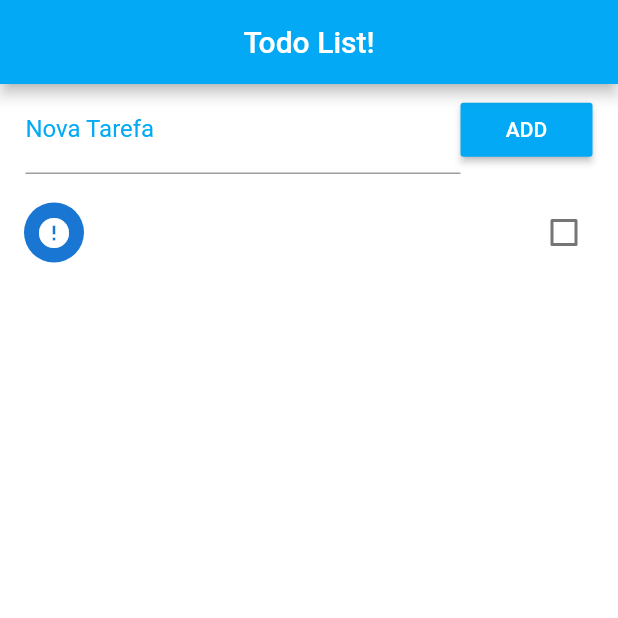
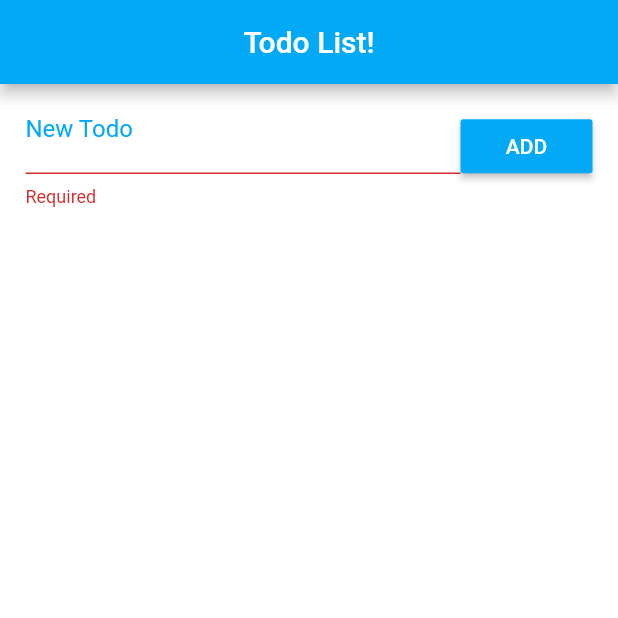
Before and after one commit to edumoreira1506/todo-list-flutter, a Flutter app: the screen it shows after launch, after a tap on "ADD", on a phone screen of 412 x 824 dp, the top half of it. Run offline on Flutter 3.47's test engine with Material 2 defaults, Android fonts, the phone set to English and light mode, and no system bars.

```diff
--- a/lib/src/presentation/screens/home.dart
+++ b/lib/src/presentation/screens/home.dart
@@ -13,16 +13,20 @@ class Home extends StatefulWidget {
 class _HomeState extends State<Home> {
   final _toDoController = TextEditingController();
 
+  GlobalKey<FormState> _formKey = GlobalKey<FormState>();
   List<TodoDTO> _toDoList = [ ];
 
   void _addTodo() {
-    setState(() {
-      TodoDTO newToDo = TodoDTO(title: _toDoController.text, checked: false);
+    if (_formKey.currentState.validate()) {
+      setState(() {
+        TodoDTO newToDo = TodoDTO(title: _toDoController.text, checked: false);
 
-      _toDoController.text = '';
+        _toDoController.text = '';
+        _formKey = GlobalKey<FormState>();
 
-      _toDoList.add(newToDo);
-    });
+        _toDoList.add(newToDo);
+      });
+    }
   }
 
   void _changeTodo(newValue, index) {
@@ -38,7 +42,10 @@ class _HomeState extends State<Home> {
       backgroundColor: Colors.white,
       body: Column(
         children: <Widget>[
-          FormTodo(_toDoController, _addTodo),
+          Form(
+            key: _formKey,
+            child: FormTodo(this._toDoController, this._addTodo),
+          ),
           Todos(this._toDoList, this._changeTodo)
         ]
       )
--- a/lib/src/presentation/widgets/form.dart
+++ b/lib/src/presentation/widgets/form.dart
@@ -14,14 +14,15 @@ class FormTodo extends StatelessWidget{
       child: Row(
         children: <Widget>[
           Expanded(
-            child: TextField(
+            child: TextFormField(
               controller: this.controller,
               decoration: InputDecoration(
-                labelText: "Nova Tarefa",
+                labelText: "New Todo",
                 labelStyle: TextStyle(
                   color: Colors.lightBlue
                 )
               ),
+              validator: (value) => value.isEmpty ? 'Required' : null,
             )
           ),
           RaisedButton(
```
